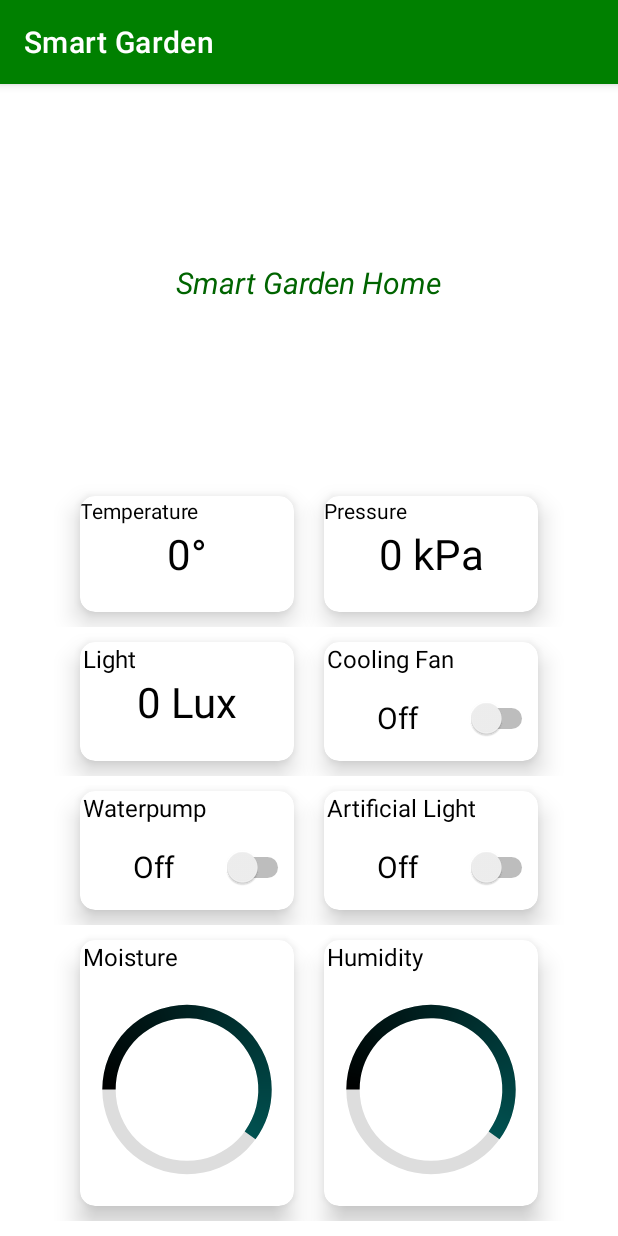
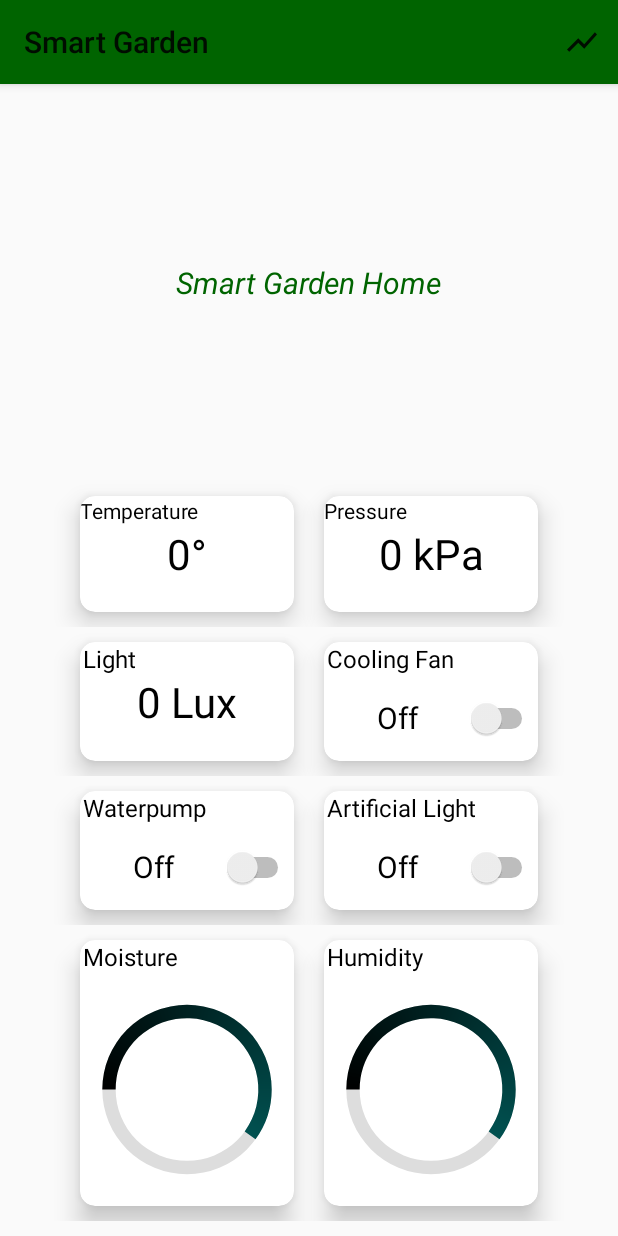
Before and after one commit to GiovanniZanone/SmartGarden, an Android app: the screen it shows after launch (MainActivity), on a phone screen of 412 x 824 dp. Run offline under Robolectric (Android 15) with nearby library versions, the phone set to English and light mode, and no system bars; our stand-ins replace Firebase (no records; nobody signed in at launch, a user with empty details on screens opened directly); 3 statements that could not run were skipped.

Commit message:
Add Graph Charts

```diff
--- a/app/build.gradle
+++ b/app/build.gradle
@@ -39,4 +39,6 @@ dependencies {
     implementation platform('com.google.firebase:firebase-bom:30.2.0')
     implementation 'com.google.firebase:firebase-analytics'
     implementation 'com.google.firebase:firebase-database'
+
+    implementation 'com.jjoe64:graphview:4.2.2'
 }
--- a/app/src/main/java/com/example/smartgarden/MainActivity.java
+++ b/app/src/main/java/com/example/smartgarden/MainActivity.java
@@ -3,9 +3,13 @@ package com.example.smartgarden;
 import androidx.annotation.NonNull;
 import androidx.annotation.Nullable;
 import androidx.appcompat.app.AppCompatActivity;
+import androidx.appcompat.widget.Toolbar;
 
+import android.content.Intent;
 import android.os.Bundle;
 import android.util.Log;
+import android.view.Menu;
+import android.view.MenuItem;
 import android.view.View;
 import android.widget.ProgressBar;
 import android.widget.Switch;
@@ -40,6 +44,19 @@ public class MainActivity extends AppCompatActivity {
     protected void onCreate(Bundle savedInstanceState) {
         super.onCreate(savedInstanceState);
         setContentView(R.layout.activity_main);
+        Toolbar myToolbar = (Toolbar) findViewById(R.id.my_toolbar);
+        setSupportActionBar(myToolbar);
+        myToolbar.showContextMenu();
+        myToolbar.setOnMenuItemClickListener(new Toolbar.OnMenuItemClickListener() {
+            @Override
+            public boolean onMenuItemClick(MenuItem item) {
+                if(item.getItemId()==R.id.action_favorite){
+                    Intent intent = new Intent(MainActivity.this, ChartActivity.class);
+                    startActivity(intent);
+                }
+                return false;
+            }
+        });
 
         database = FirebaseDatabase.getInstance().getReference("SmartGarden");
 
@@ -176,8 +193,6 @@ public class MainActivity extends AppCompatActivity {
                 if (Float.parseFloat(result.get("moisture")) <= 10) {
                     weatherReport.append("\n Low Moisture,better turn on the water pump!");
                 }
-
-
             }
             @Override
             public void onChildChanged(@NonNull DataSnapshot snapshot, @Nullable String previousChildName) {
@@ -194,4 +209,13 @@ public class MainActivity extends AppCompatActivity {
         };
         databaseReference.addChildEventListener(childEventListener);
     }
+
+    @Override
+    public boolean onCreateOptionsMenu(Menu menu) {
+        // Inflate the menu; this adds items to the action bar if it is present.
+        getMenuInflater().inflate(R.menu.menu, menu);
+        return true;
+    }
+
+
 }
--- a/app/src/main/java/com/example/smartgarden/SplashActivity.java
+++ b/app/src/main/java/com/example/smartgarden/SplashActivity.java
@@ -17,7 +17,6 @@ public class SplashActivity extends AppCompatActivity {
     protected void onCreate(Bundle savedInstanceState) {
         super.onCreate(savedInstanceState);
         setContentView(R.layout.activity_splash);
-        getSupportActionBar().hide();
         getWindow().setFlags(WindowManager.LayoutParams.FLAG_FULLSCREEN, WindowManager.LayoutParams.FLAG_FULLSCREEN);
         Runnable runnable=new Runnable() {
             @Override
--- /dev/null
+++ b/app/src/main/res/drawable/ic_chart.xml
@@ -0,0 +1,10 @@
+<vector xmlns:android="http://schemas.android.com/apk/res/android"
+    android:width="24dp"
+    android:height="24dp"
+    android:viewportWidth="24"
+    android:viewportHeight="24"
+    android:tint="?attr/colorControlNormal">
+  <path
+      android:fillColor="@android:color/black"
+      android:pathData="M3.5,18.49l6,-6.01 4,4L22,6.92l-1.41,-1.41 -7.09,7.97 -4,-4L2,16.99z"/>
+</vector>
--- a/app/src/main/res/layout/activity_main.xml
+++ b/app/src/main/res/layout/activity_main.xml
@@ -5,6 +5,18 @@
     android:layout_width="match_parent"
     android:layout_height="match_parent"
     tools:context=".MainActivity">
+
+    <androidx.appcompat.widget.Toolbar
+        android:id="@+id/my_toolbar"
+        android:layout_width="match_parent"
+        android:layout_height="wrap_content"
+        android:background="@color/green_700"
+        android:elevation="4dp"
+        android:theme="@style/ThemeOverlay.AppCompat.ActionBar"
+        app:layout_constraintEnd_toEndOf="parent"
+        app:layout_constraintStart_toStartOf="parent"
+        app:layout_constraintTop_toTopOf="parent"
+        app:popupTheme="@style/ThemeOverlay.AppCompat.Light" />
 
     <TextView
         android:id="@+id/textViewHome"
@@ -19,7 +31,7 @@
         app:layout_constraintEnd_toEndOf="parent"
         app:layout_constraintHorizontal_bias="0.497"
         app:layout_constraintStart_toStartOf="parent"
-        app:layout_constraintTop_toTopOf="parent" />
+        app:layout_constraintTop_toBottomOf="@+id/my_toolbar" />
 
     <TableLayout
         android:id="@+id/tableLayout"
--- /dev/null
+++ b/app/src/main/res/menu/menu.xml
@@ -0,0 +1,11 @@
+<?xml version="1.0" encoding="utf-8"?>
+<menu xmlns:android="http://schemas.android.com/apk/res/android"
+    xmlns:app="http://schemas.android.com/apk/res-auto">
+        <!-- "Mark Favorite", should appear as action button if possible -->
+        <item
+            android:id="@+id/action_favorite"
+            android:visible="true"
+            android:icon="@drawable/ic_chart"
+            android:title="@string/chart"
+            app:showAsAction="always" />
+</menu>
--- a/app/src/main/res/values/strings.xml
+++ b/app/src/main/res/values/strings.xml
@@ -11,4 +11,5 @@
     <string name="temperature">Temperature</string>
     <string name="on">On</string>
     <string name="off">Off</string>
+    <string name="chart">Chart</string>
 </resources>
--- a/app/src/main/res/values/themes.xml
+++ b/app/src/main/res/values/themes.xml
@@ -1,6 +1,6 @@
 <resources xmlns:tools="http://schemas.android.com/tools">
     <!-- Base application theme. -->
-    <style name="Theme.SmartGarden" parent="Theme.MaterialComponents.DayNight.DarkActionBar">
+    <style name="Theme.SmartGarden" parent="Theme.AppCompat.Light.NoActionBar">
         <!-- Primary brand color. -->
         <item name="colorPrimary">@color/green_500</item>
         <item name="colorPrimaryVariant">@color/green_700</item>
@@ -15,7 +15,7 @@
     </style>
 
     <!-- Base application theme. -->
-    <style name="Theme.ProgressBar" parent="Theme.MaterialComponents.DayNight.DarkActionBar">
+    <style name="Theme.ProgressBar" parent="Theme.AppCompat.Light.NoActionBar">
         <!-- Primary brand color. -->
         <item name="colorPrimary">@color/green_500</item>
         <item name="colorPrimaryVariant">@color/green_700</item>
--- a/settings.gradle
+++ b/settings.gradle
@@ -4,6 +4,7 @@ dependencyResolutionManagement {
         google()
         mavenCentral()
         jcenter() // Warning: this repository is going to shut down soon
+        maven { url 'https://jitpack.io' }
     }
 }
 rootProject.name = "SmartGarden"
```
Also changed, not shown: app/src/main/AndroidManifest.xml (+9 -1 lines), app/src/main/java/com/example/smartgarden/ChartActivity.java (added, +181 -0 lines), app/src/main/res/layout/activity_chart.xml (added, +104 -0 lines).
